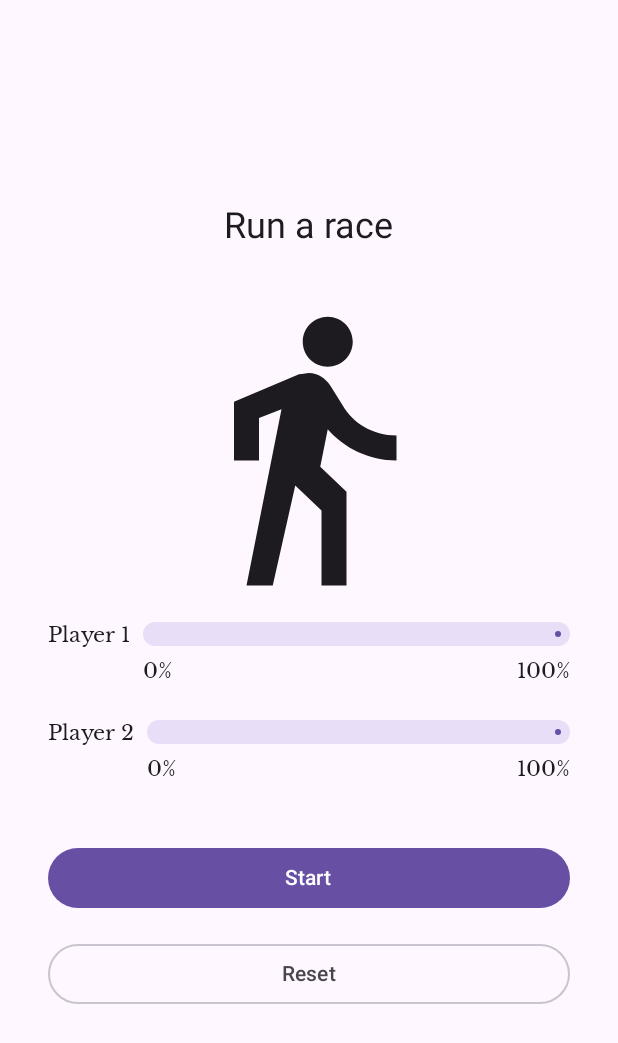
After one commit to SedTheCursed/MyMediaRy, an Android app built with Jetpack Compose: the RaceActivity screen opened directly, with no data from a screen before it, on a phone screen of 412 x 824 dp. The commit adds this screen. Shown: the top 1043 px of the screen. Run offline under Robolectric (Android 15) with nearby library versions, the phone set to English and light mode, and no system bars.

Commit message:
Race : Coroutine tutorials

```diff
--- a/app/build.gradle.kts
+++ b/app/build.gradle.kts
@@ -65,6 +65,7 @@ dependencies {
     implementation(libs.navigation.compose)
     implementation(libs.window.size)
     testImplementation(libs.junit)
+    testImplementation(libs.coroutines.test)
     androidTestImplementation(libs.androidx.junit)
     androidTestImplementation(libs.espresso.core)
     androidTestImplementation(libs.espresso.intents)
--- /dev/null
+++ b/app/src/main/java/com/brosedda/mymediary/tutorials/race/RaceActivity.kt
@@ -0,0 +1,28 @@
+package com.brosedda.mymediary.tutorials.race
+
+import android.os.Bundle
+import androidx.activity.ComponentActivity
+import androidx.activity.compose.setContent
+import androidx.activity.enableEdgeToEdge
+import androidx.compose.foundation.layout.fillMaxSize
+import androidx.compose.material3.Surface
+import androidx.compose.ui.Modifier
+import com.brosedda.mymediary.tutorials.race.ui.RaceTrackerApp
+import com.brosedda.mymediary.ui.theme.MyMediaRyTheme
+
+class RaceActivity: ComponentActivity() {
+    override fun onCreate(savedInstanceState: Bundle?) {
+        enableEdgeToEdge()
+        super.onCreate(savedInstanceState)
+        setContent {
+            MyMediaRyTheme {
+                // A surface container using the 'background' color from the theme
+                Surface(
+                    modifier = Modifier.fillMaxSize(),
+                ) {
+                    RaceTrackerApp()
+                }
+            }
+        }
+    }
+}
--- /dev/null
+++ b/app/src/main/java/com/brosedda/mymediary/tutorials/race/ui/RaceParticpant.kt
@@ -0,0 +1,59 @@
+package com.brosedda.mymediary.tutorials.race.ui
+
+import androidx.compose.runtime.getValue
+import androidx.compose.runtime.mutableIntStateOf
+import androidx.compose.runtime.setValue
+import kotlinx.coroutines.CancellationException
+import kotlinx.coroutines.delay
+
+/**
+ * This class represents a state holder for race participant.
+ */
+class RaceParticipant(
+    val name: String,
+    val maxProgress: Int = 100,
+    val progressDelayMillis: Long = 500L,
+    private val progressIncrement: Int = 1,
+    private val initialProgress: Int = 0
+) {
+    init {
+        require(maxProgress > 0) { "maxProgress=$maxProgress; must be > 0" }
+        require(progressIncrement > 0) { "progressIncrement=$progressIncrement; must be > 0" }
+    }
+
+    /**
+     * Indicates the race participant's current progress
+     */
+    var currentProgress by mutableIntStateOf(initialProgress)
+        private set
+
+    /**
+     * Updates the value of [currentProgress] by value [progressIncrement] until it reaches
+     * [maxProgress]. There is a delay of [progressDelayMillis] between each update.
+     */
+    suspend fun run() {
+        try {
+            while (currentProgress < maxProgress) {
+                delay(progressDelayMillis)
+                currentProgress += progressIncrement
+            }
+        } catch (e: CancellationException) {
+            throw e //Always rethrow CancellationException
+        }
+    }
+
+    /**
+     * Regardless of the value of [initialProgress] the reset function will reset the
+     * [currentProgress] to 0
+     */
+    fun reset() {
+        currentProgress = 0
+    }
+}
+
+/**
+ * The Linear progress indicator expects progress value in the range of 0-1. This property
+ * calculate the progress factor to satisfy the indicator requirements.
+ */
+val RaceParticipant.progressFactor: Float
+    get() = currentProgress / maxProgress.toFloat()
--- /dev/null
+++ b/app/src/main/java/com/brosedda/mymediary/tutorials/race/ui/RaceTrackerApp.kt
@@ -0,0 +1,221 @@
+package com.brosedda.mymediary.tutorials.race.ui
+
+import androidx.compose.foundation.layout.Arrangement
+import androidx.compose.foundation.layout.Column
+import androidx.compose.foundation.layout.Row
+import androidx.compose.foundation.layout.Spacer
+import androidx.compose.foundation.layout.fillMaxSize
+import androidx.compose.foundation.layout.fillMaxWidth
+import androidx.compose.foundation.layout.height
+import androidx.compose.foundation.layout.padding
+import androidx.compose.foundation.layout.safeDrawingPadding
+import androidx.compose.foundation.layout.size
+import androidx.compose.foundation.layout.statusBarsPadding
+import androidx.compose.foundation.rememberScrollState
+import androidx.compose.foundation.shape.RoundedCornerShape
+import androidx.compose.foundation.verticalScroll
+import androidx.compose.material3.Button
+import androidx.compose.material3.Icon
+import androidx.compose.material3.LinearProgressIndicator
+import androidx.compose.material3.MaterialTheme
+import androidx.compose.material3.OutlinedButton
+import androidx.compose.material3.Text
+import androidx.compose.runtime.Composable
+import androidx.compose.runtime.LaunchedEffect
+import androidx.compose.runtime.getValue
+import androidx.compose.runtime.mutableStateOf
+import androidx.compose.runtime.remember
+import androidx.compose.runtime.setValue
+import androidx.compose.ui.Alignment
+import androidx.compose.ui.Modifier
+import androidx.compose.ui.draw.clip
+import androidx.compose.ui.res.dimensionResource
+import androidx.compose.ui.res.painterResource
+import androidx.compose.ui.res.stringResource
+import androidx.compose.ui.text.style.TextAlign
+import androidx.compose.ui.tooling.preview.Preview
+import com.brosedda.mymediary.R
+import com.brosedda.mymediary.ui.theme.MyMediaRyTheme
+import kotlinx.coroutines.coroutineScope
+import kotlinx.coroutines.launch
+
+@Composable
+fun RaceTrackerApp() {
+    /**
+     * Note: To survive the configuration changes such as screen rotation, [rememberSaveable] should
+     * be used with custom Saver object. But to keep the example simple, and keep focus on
+     * Coroutines that implementation detail is stripped out.
+     */
+    val playerOne = remember {
+        RaceParticipant(name = "Player 1", progressIncrement = 1)
+    }
+    val playerTwo = remember {
+        RaceParticipant(name = "Player 2", progressIncrement = 2)
+    }
+    var raceInProgress by remember { mutableStateOf(false) }
+
+    if (raceInProgress) {
+        LaunchedEffect(playerOne, playerTwo) {
+            coroutineScope {
+                launch { playerOne.run() }
+                launch { playerTwo.run() }
+            }
+            raceInProgress = false
+        }
+    }
+    RaceTrackerScreen(
+        playerOne = playerOne,
+        playerTwo = playerTwo,
+        isRunning = raceInProgress,
+        onRunStateChange = { raceInProgress = it },
+        modifier = Modifier
+            .statusBarsPadding()
+            .fillMaxSize()
+            .verticalScroll(rememberScrollState())
+            .safeDrawingPadding()
+            .padding(horizontal = dimensionResource(R.dimen.padding_medium)),
+    )
+}
+
+@Composable
+private fun RaceTrackerScreen(
+    playerOne: RaceParticipant,
+    playerTwo: RaceParticipant,
+    isRunning: Boolean,
+    onRunStateChange: (Boolean) -> Unit,
+    modifier: Modifier = Modifier
+) {
+    Column(
+        modifier = modifier,
+        verticalArrangement = Arrangement.Center,
+        horizontalAlignment = Alignment.CenterHorizontally
+    ) {
+        Text(
+            text = stringResource(R.string.run_a_race),
+            style = MaterialTheme.typography.headlineSmall,
+        )
+        Column(
+            modifier = Modifier
+                .fillMaxSize()
+                .padding(dimensionResource(R.dimen.padding_medium)),
+            verticalArrangement = Arrangement.Center,
+            horizontalAlignment = Alignment.CenterHorizontally,
+        ) {
+            Icon(
+                painter = painterResource(R.drawable.ic_walk),
+                contentDescription = null,
+                modifier = Modifier.padding(dimensionResource(R.dimen.padding_medium)),
+            )
+            StatusIndicator(
+                participantName = playerOne.name,
+                currentProgress = playerOne.currentProgress,
+                maxProgress = stringResource(
+                    R.string.progress_percentage,
+                    playerOne.maxProgress
+                ),
+                progressFactor = playerOne.progressFactor,
+                modifier = Modifier.fillMaxWidth()
+            )
+            Spacer(modifier = Modifier.size(dimensionResource(R.dimen.padding_large)))
+            StatusIndicator(
+                participantName = playerTwo.name,
+                currentProgress = playerTwo.currentProgress,
+                maxProgress = stringResource(
+                    R.string.progress_percentage,
+                    playerTwo.maxProgress
+                ),
+                progressFactor = playerTwo.progressFactor,
+                modifier = Modifier.fillMaxWidth(),
+            )
+            Spacer(modifier = Modifier.size(dimensionResource(R.dimen.padding_large)))
+            RaceControls(
+                isRunning = isRunning,
+                onRunStateChange = onRunStateChange,
+                onReset = {
+                    playerOne.reset()
+                    playerTwo.reset()
+                    onRunStateChange(false)
+                },
+                modifier = Modifier.fillMaxWidth(),
+            )
+        }
+    }
+}
+
+@Composable
+private fun StatusIndicator(
+    participantName: String,
+    currentProgress: Int,
+    maxProgress: String,
+    progressFactor: Float,
+    modifier: Modifier = Modifier
+) {
+    Row(
+        modifier = modifier
+    ) {
+        Text(
+            text = participantName,
+            modifier = Modifier.padding(end = dimensionResource(R.dimen.padding_small))
+        )
+        Column(
+            verticalArrangement = Arrangement.spacedBy(dimensionResource(R.dimen.padding_small))
+        ) {
+            LinearProgressIndicator(
+                progress = { progressFactor },
+                modifier = Modifier
+                    .fillMaxWidth()
+                    .height(dimensionResource(R.dimen.progress_indicator_height))
+                    .clip(RoundedCornerShape(dimensionResource(R.dimen.progress_indicator_corner_radius))),
+            )
+            Row(
+                modifier = Modifier.fillMaxWidth(),
+                horizontalArrangement = Arrangement.SpaceBetween
+            ) {
+                Text(
+                    text = stringResource(R.string.progress_percentage, currentProgress),
+                    textAlign = TextAlign.Start,
+                    modifier = Modifier.weight(1f)
+                )
+                Text(
+                    text = maxProgress,
+                    textAlign = TextAlign.End,
+                    modifier = Modifier.weight(1f)
+                )
+            }
+        }
+    }
+}
+
+@Composable
+private fun RaceControls(
+    onRunStateChange: (Boolean) -> Unit,
+    onReset: () -> Unit,
+    modifier: Modifier = Modifier,
+    isRunning: Boolean = true,
+) {
+    Column(
+        modifier = modifier.padding(top = dimensionResource(R.dimen.padding_medium)),
+        verticalArrangement = Arrangement.spacedBy(dimensionResource(R.dimen.padding_medium))
+    ) {
+        Button(
+            onClick = { onRunStateChange(!isRunning) },
+            modifier = Modifier.fillMaxWidth(),
+        ) {
+            Text(if (isRunning) stringResource(R.string.pause) else stringResource(R.string.start))
+        }
+        OutlinedButton(
+            onClick = onReset,
+            modifier = Modifier.fillMaxWidth(),
+        ) {
+            Text(stringResource(R.string.reset))
+        }
+    }
+}
+
+@Preview(showBackground = true)
+@Composable
+fun RaceTrackerAppPreview() {
+    MyMediaRyTheme {
+        RaceTrackerApp()
+    }
+}
--- /dev/null
+++ b/app/src/main/res/drawable/ic_walk.xml
@@ -0,0 +1,20 @@
+<!--
+  ~ Copyright (C) 2023 The Android Open Source Project
+  ~
+  ~ Licensed under the Apache License, Version 2.0 (the "License");
+  ~ you may not use this file except in compliance with the License.
+  ~ You may obtain a copy of the License at
+  ~
+  ~     https://www.apache.org/licenses/LICENSE-2.0
+  ~
+  ~ Unless required by applicable law or agreed to in writing, software
+  ~ distributed under the License is distributed on an "AS IS" BASIS,
+  ~ WITHOUT WARRANTIES OR CONDITIONS OF ANY KIND, either express or implied.
+  ~ See the License for the specific language governing permissions and
+  ~ limitations under the License.
+  -->
+<vector android:autoMirrored="true" android:height="200dp"
+    android:tint="#000000" android:viewportHeight="24"
+    android:viewportWidth="24" android:width="200dp" xmlns:android="http://schemas.android.com/apk/res/android">
+    <path android:fillColor="@android:color/white" android:pathData="M13.5,5.5c1.1,0 2,-0.9 2,-2s-0.9,-2 -2,-2 -2,0.9 -2,2 0.9,2 2,2zM9.8,8.9L7,23h2.1l1.8,-8 2.1,2v6h2v-7.5l-2.1,-2 0.6,-3C14.8,12 16.8,13 19,13v-2c-1.9,0 -3.5,-1 -4.3,-2.4l-1,-1.6c-0.4,-0.6 -1,-1 -1.7,-1 -0.3,0 -0.5,0.1 -0.8,0.1L6,8.3V13h2V9.6l1.8,-0.7"/>
+</vector>
--- a/app/src/main/res/values/dimens.xml
+++ b/app/src/main/res/values/dimens.xml
@@ -42,4 +42,7 @@
     <dimen name="detail_action_button_padding_vertical">20dp</dimen>
     <dimen name="detail_topbar_padding_bottom">24dp</dimen>
     <dimen name="detail_topbar_back_button_padding_horizontal">24dp</dimen>
+
+    <dimen name="progress_indicator_height">16dp</dimen>
+    <dimen name="progress_indicator_corner_radius">4dp</dimen>
 </resources>
--- a/app/src/main/res/values/strings.xml
+++ b/app/src/main/res/values/strings.xml
@@ -228,6 +228,16 @@
     </string>
     <string name="email_11_time">3 hours ago</string>
 
+    <!-- Race -->
+    <string name="title_activity_race">Race Tracker</string>
+    <string name="run_a_race">Run a race</string>
+    <string name="pause">Pause</string>
+    <string name="start">Start</string>
+    <string name="reset">Reset</string>
+    <string name="progress_percentage">%1$d%%</string>
+    <string name="player_one_name">Player 1</string>
+    <string name="player_two_name">Player 2</string>
+
     <!-- Profile -->
     <string name="back_button">Revenir en arrière</string>
     <string name="add_profile">Ajouter un profil</string>
@@ -277,5 +287,4 @@
     <string name="videogames_secondary_inversed">Manette de console verte sur un fond blanc</string>
     <string name="videogames_tertiary">Manette de console blanche sur un fond doré</string>
     <string name="videogames_tertiary_inversed">Manette de console dorée sur un fond blanc</string>
-    <string name="title_activity_race">Race Tracker</string>
 </resources>
--- a/gradle/libs.versions.toml
+++ b/gradle/libs.versions.toml
@@ -9,6 +9,7 @@ activityCompose = "1.9.2"
 composeBom = "2024.09.03"
 lifecycle = "2.8.6"
 navigation = "2.8.2"
+coroutinesTest = "1.6.4"
 
 [libraries]
 androidx-core-ktx = { group = "androidx.core", name = "core-ktx", version.ref = "coreKtx" }
@@ -32,6 +33,7 @@ navigation-testing = { group = "androidx.navigation", name = "navigation-testing
 espresso-core = { group = "androidx.test.espresso", name = "espresso-core", version.ref = "espresso" }
 espresso-intents = { group = "androidx.test.espresso", name = "espresso-intents", version.ref = "espresso" }
 window-size = { group = "androidx.compose.material3", name = "material3-window-size-class" }
+coroutines-test = { group = "org.jetbrains.kotlinx", name = "kotlinx-coroutines-test", version.ref = "coroutinesTest" }
 
 [plugins]
 android-application = { id = "com.android.application", version.ref = "agp" }
```
Also changed, not shown: app/src/main/AndroidManifest.xml (+6 -2 lines), 1 other file.
